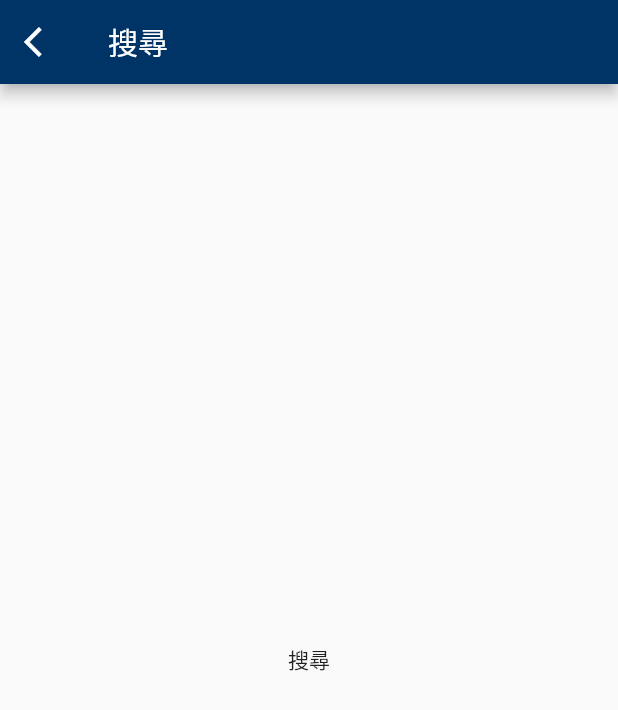
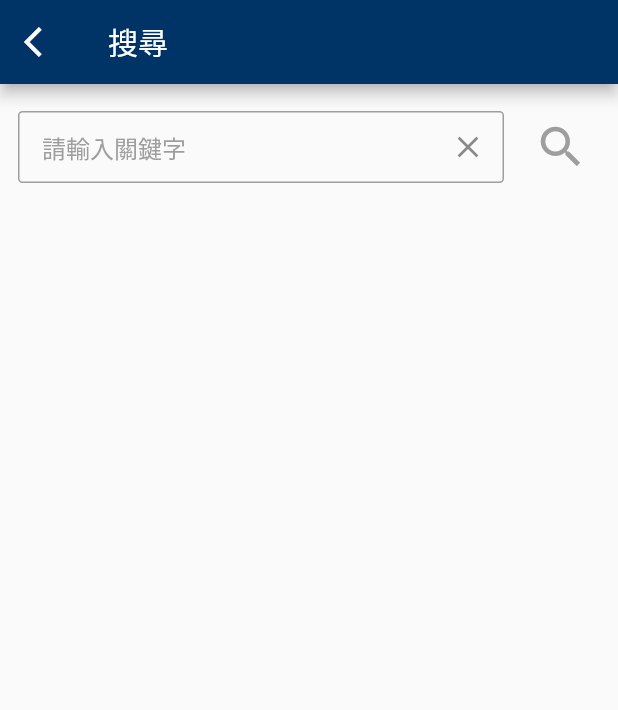
Before and after one commit to mirror-media/mnewsapp, a Flutter app: the SearchPage screen opened by its route, on a phone screen of 412 x 824 dp. Shown: the top 710 px of the screen. Run offline on Flutter 3.47's test engine with Material 2 defaults, Android fonts, the phone set to English and light mode, and no system bars; our stand-ins replace audioplayers, cached_network_image, carousel_slider, chewie, flutter_bloc, flutter_widget_from_html and 5 more; missing offline and left inert: youtube_plyr_iframe; network calls fail.

Commit message:
add search UI

```diff
--- a/lib/pages/search/searchPage.dart
+++ b/lib/pages/search/searchPage.dart
@@ -1,5 +1,9 @@
 import 'package:flutter/material.dart';
+import 'package:flutter_bloc/flutter_bloc.dart';
+import 'package:tv/blocs/search/bloc.dart';
 import 'package:tv/helpers/dataConstants.dart';
+import 'package:tv/pages/search/searchWidget.dart';
+import 'package:tv/services/searchService.dart';
 
 class SearchPage extends StatefulWidget {
   @override
@@ -11,7 +15,10 @@ class _SearchPageState extends State<SearchPage> {
   Widget build(BuildContext context) {
     return Scaffold(
       appBar: _buildBar(context),
-      body: Center(child: Text('搜尋')),
+      body: BlocProvider(
+        create: (context) => SearchBloc(searchRepos: SearchServices()),
+        child: SearchWidget(),
+      ),
     );
   }
 
--- /dev/null
+++ b/lib/pages/search/searchWidget.dart
@@ -0,0 +1,206 @@
+import 'package:flutter/material.dart';
+import 'package:cached_network_image/cached_network_image.dart';
+import 'package:flutter_bloc/flutter_bloc.dart';
+import 'package:tv/blocs/search/bloc.dart';
+import 'package:tv/blocs/search/events.dart';
+import 'package:tv/blocs/search/states.dart';
+import 'package:tv/helpers/exceptions.dart';
+import 'package:tv/helpers/routeGenerator.dart';
+import 'package:tv/models/storyListItem.dart';
+import 'package:tv/models/storyListItemList.dart';
+
+class SearchWidget extends StatefulWidget {
+  @override
+  _SearchWidgetState createState() => _SearchWidgetState();
+}
+
+class _SearchWidgetState extends State<SearchWidget> {
+  TextEditingController _controller;
+
+  @override
+  void initState() {
+    _controller = TextEditingController();
+    super.initState();
+  }
+
+  _searchNewsStoryByKeyword(String keyword) async {
+    context.read<SearchBloc>().add(SearchNewsStoryByKeyword(keyword));
+  }
+
+  @override
+  Widget build(BuildContext context) {
+    var width = MediaQuery.of(context).size.width;
+    return Column(
+      children: [
+        Padding(
+          padding: const EdgeInsets.fromLTRB(12.0, 16.0, 12.0, 16.0),
+          child: Row(
+            mainAxisAlignment: MainAxisAlignment.spaceBetween,
+            children: [
+              // 24 is padding 12*2, 12 is gap, 52 is IconButton size
+              _keywordTextField(width - 24 - 12 - 52),
+              _searchButton(),
+            ],
+          ),
+        ),
+        BlocBuilder<SearchBloc, SearchState>(
+          builder: (BuildContext context, SearchState state) {
+            if (state is SearchError) {
+              final error = state.error;
+              print('SearchError: ${error.message}');
+              if( error is NoInternetException) {
+                return Expanded(child: error.renderWidget(onPressed: () => _searchNewsStoryByKeyword(_controller.text)));
+              }
+
+              return Expanded(child: error.renderWidget());
+            }
+
+            if(state is SearchInitState) {
+              return Container();
+            }
+
+            if (state is SearchLoaded) {
+              StoryListItemList storyListItemList = state.storyListItemList;
+
+              return Expanded(child: _buildSearchList(context, storyListItemList));
+            }
+
+            // state is loading, or other
+            return _loadingWidget();
+          }
+        ),
+      ],
+    );
+  }
+
+  Widget _keywordTextField(double width) {
+    return Container(
+      width: width,
+      child: Theme(
+        data: Theme.of(context).copyWith(primaryColor: Colors.grey,),
+        child: TextField(
+          controller: _controller,
+          style: TextStyle(
+            color: Colors.black,
+            fontSize: 16,
+          ),
+          decoration: InputDecoration(
+            contentPadding: const EdgeInsets.fromLTRB(16.0, 0.0, 16.0, 0.0),
+            enabledBorder: OutlineInputBorder(
+              borderRadius: BorderRadius.all(
+                Radius.circular(3.0),
+              ),
+              borderSide: BorderSide(
+                color: Colors.grey,
+                width: 1,
+              ),
+            ),
+            focusedBorder: OutlineInputBorder(
+                borderSide: BorderSide(
+                color: Colors.grey,
+                width: 1,
+              ),
+            ),
+            suffixIcon: IconButton(
+              onPressed: () => _controller.clear(),
+              icon: Icon(Icons.clear),
+            ),
+            hintText: "請輸入關鍵字",
+            hintStyle: TextStyle(
+              color: Colors.grey,
+              fontSize: 16,
+            ),
+          ),
+          onSubmitted: (value) {
+            _searchNewsStoryByKeyword(_controller.text);
+          }
+        ),
+      ),
+    );
+  }
+
+  Widget _searchButton() {
+    return IconButton(
+      iconSize: 36,
+      icon: Icon(
+        Icons.search,
+        color: Colors.grey,
+      ),
+      onPressed: () {
+        _searchNewsStoryByKeyword(_controller.text);
+      },
+    );
+  }
+
+  Widget _buildSearchList(BuildContext context, StoryListItemList storyListItemList) {
+    if(storyListItemList.length == 0) {
+      return Center(child: Text('no result'));
+    }
+
+    return ListView.separated(
+      separatorBuilder: (BuildContext context, int index) => SizedBox(height: 16.0),
+      itemCount: storyListItemList.length,
+      itemBuilder: (context, index) {
+        return _buildListItem(context, storyListItemList[index]);
+      },
+    );
+  }
+
+  Widget _buildListItem(BuildContext context, StoryListItem storyListItem) {
+    var width = MediaQuery.of(context).size.width;
+    double imageSize = 33.3 * (width - 32) / 100;
+
+    return InkWell(
+      child: Padding(
+        padding: const EdgeInsets.fromLTRB(16.0, 0.0, 16.0, 0.0),
+        child: Row(
+          crossAxisAlignment: CrossAxisAlignment.start,
+          children: [
+            CachedNetworkImage(
+              height: imageSize,
+              width: imageSize,
+              imageUrl: storyListItem.photoUrl,
+              placeholder: (context, url) => Container(
+                height: imageSize,
+                width: imageSize,
+                color: Colors.grey,
+              ),
+              errorWidget: (context, url, error) => Container(
+                height: imageSize,
+                width: imageSize,
+                color: Colors.grey,
+                child: Icon(Icons.error),
+              ),
+              fit: BoxFit.cover,
+            ),
+            SizedBox(
+              width: 16,
+            ),
+            Expanded(
+              child: RichText(
+                overflow: TextOverflow.ellipsis,
+                maxLines: 3,
+                text: TextSpan(
+                  style: TextStyle(
+                    color: Colors.black,
+                    fontSize: 17.0,
+                    height: 1.5,
+                  ),
+                  text: storyListItem.name,
+                ),
+              ),
+            ),
+          ],
+        ),
+      ),
+      onTap: () {
+        RouteGenerator.navigateToStory(context, storyListItem.slug);
+      }
+    );
+  }
+
+  Widget _loadingWidget() =>
+      Center(
+        child: CircularProgressIndicator(),
+      );
+}
```
